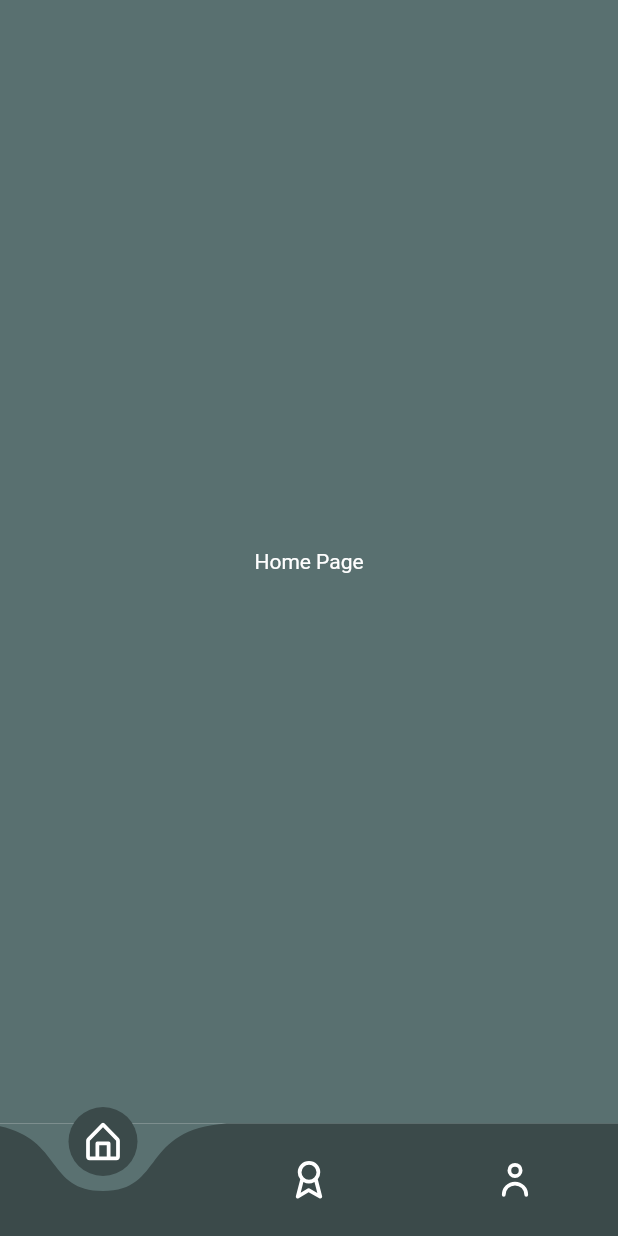
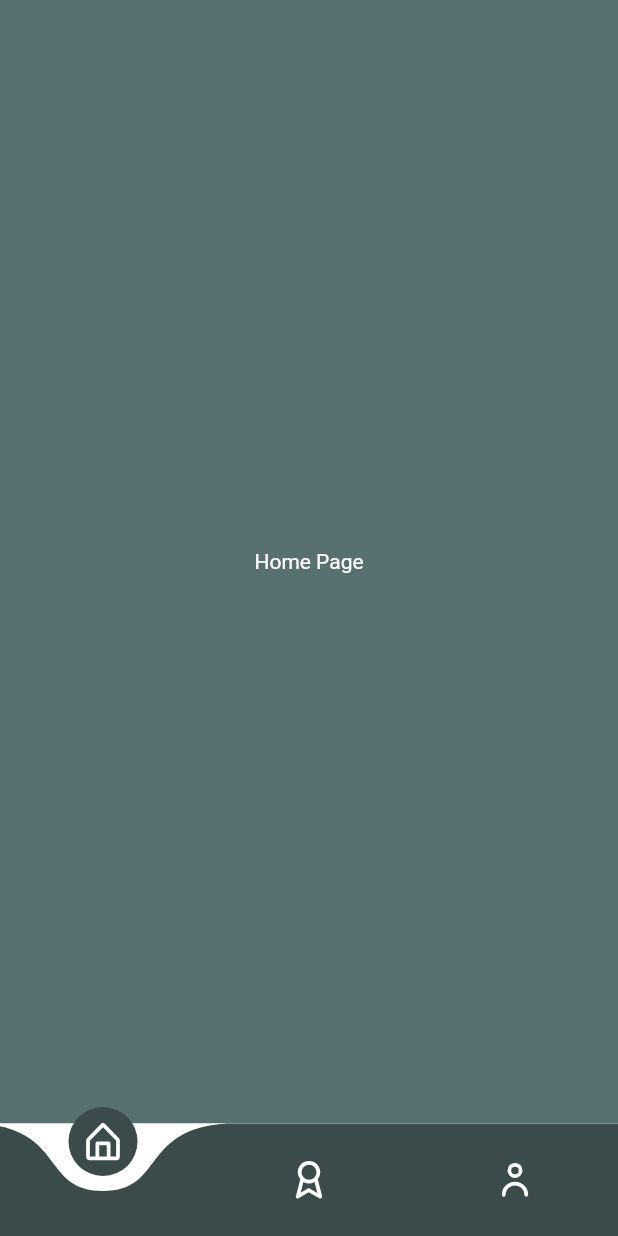
Before and after one commit to darelahmed/Englisherr-EducationApp, a Flutter app: the screen it shows after launch, on a phone screen of 412 x 824 dp. Run offline on Flutter 3.47's test engine with Material 2 defaults, Android fonts, the phone set to English and light mode, and no system bars; drawn by our look-alikes of curved_navigation_bar; our stand-ins replace flutter_svg.

Commit message:
fix:[DAG] Change backgroung color

```diff
--- a/lib/BottomNavigation.dart
+++ b/lib/BottomNavigation.dart
@@ -38,7 +38,7 @@ class _BottomNavigationState extends State<BottomNavigation> {
       ),
       bottomNavigationBar: CurvedNavigationBar(
         color: Color(0xff3B4A4A),
-        backgroundColor: Color.fromARGB(1000, 74, 99, 99),
+        backgroundColor: Colors.white,
         items: <Widget>[
           SvgPicture.asset('icon/home-outline.svg',
           width: 30,
```
